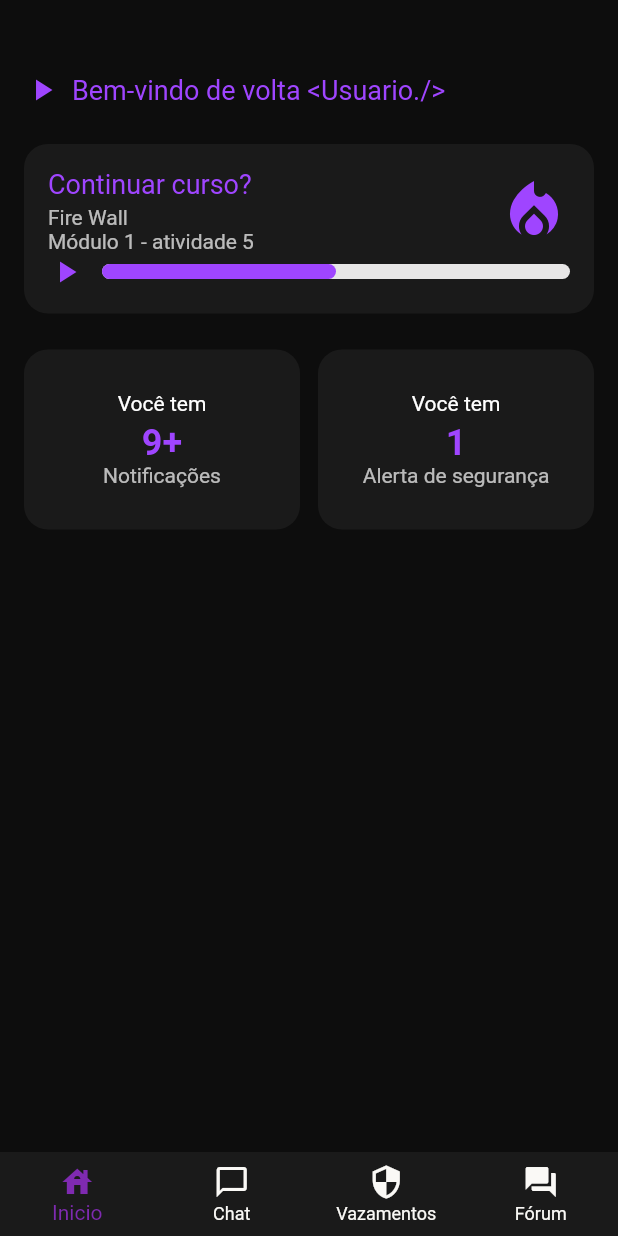
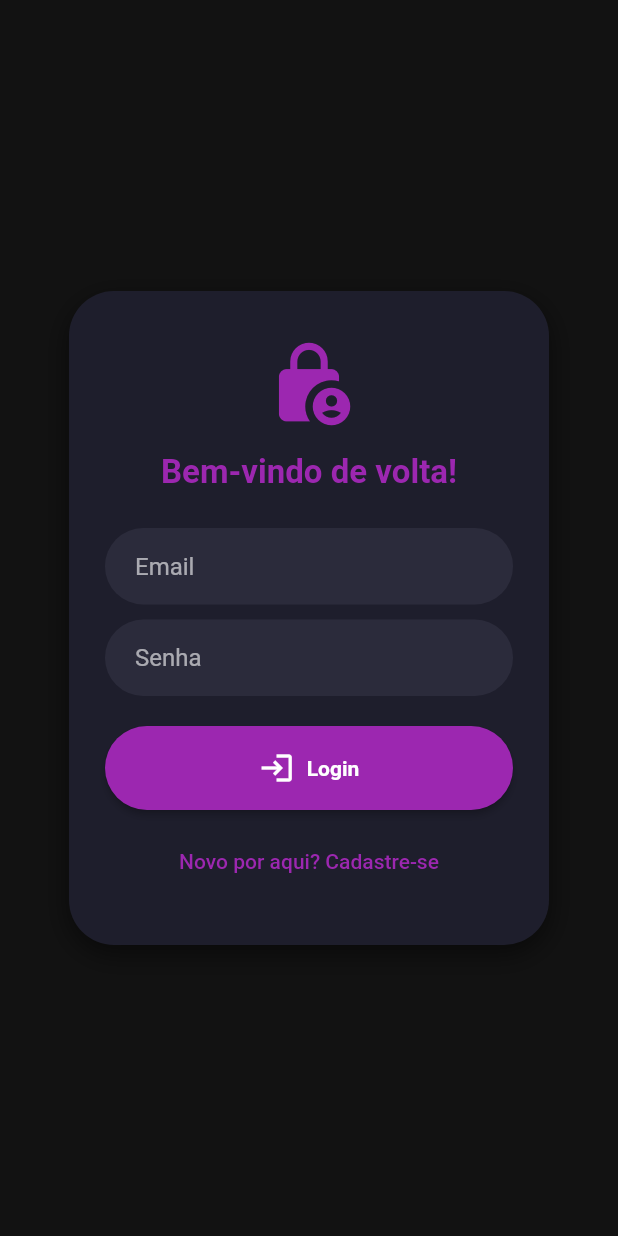
Before and after one commit to Lowpexay/chatbot_sec4you_dart_file_mode, a Flutter app: the screen it shows after launch, on a phone screen of 412 x 824 dp. Run offline on Flutter 3.47's test engine with Material 3 defaults, Android fonts, the phone set to English and light mode, and no system bars; our stand-ins replace cloud_firestore, firebase_auth, firebase_core, flutter_dotenv, image_picker, shared_preferences; accounts and stored records are empty; Roboto replaces fonts that are missing (JetBrainsMono).

Commit message:
Subindo telas de cadastro/login

```diff
--- /dev/null
+++ b/chatbot_sec4you/lib/auth_exception.dart
@@ -0,0 +1,4 @@
+class AuthException implements Exception {
+  final  String message;
+  AuthException(this.message);
+}
--- a/chatbot_sec4you/lib/chat_screen.dart
+++ b/chatbot_sec4you/lib/chat_screen.dart
@@ -2,7 +2,6 @@ import 'package:flutter/material.dart';
 import 'package:http/http.dart' as http;
 import 'dart:convert';
 import 'package:flutter_dotenv/flutter_dotenv.dart';
-import 'leak_check_screen.dart';
 
 class ChatScreen extends StatefulWidget {
   const ChatScreen({super.key, this.initialMessage});
--- /dev/null
+++ b/chatbot_sec4you/lib/login_page.dart
@@ -0,0 +1,172 @@
+import 'package:chatbot_sec4you/auth_exception.dart';
+import 'package:flutter/material.dart';
+import 'package:provider/provider.dart';
+import 'service/auth_service.dart';
+
+class LoginPage extends StatefulWidget {
+  const LoginPage({super.key});
+
+  @override
+  State<LoginPage> createState() => _LoginPageState();
+}
+
+class _LoginPageState extends State<LoginPage> {
+  final emailController = TextEditingController();
+  final senhaController = TextEditingController();
+  final nomeController = TextEditingController();
+  final sobrenomeController = TextEditingController();
+
+  bool isLogin = true;
+  String error = '';
+
+  final Color background = const Color(0xFF121212);
+  final Color cardColor = const Color(0xFF1E1E2C);
+  final Color purple = const Color(0xFF9C27B0);
+  final Color textColor = Colors.white70;
+
+  @override
+  Widget build(BuildContext context) {
+    final auth = Provider.of<AuthService>(context);
+
+    return Scaffold(
+      backgroundColor: background,
+      body: Center(
+        child: SingleChildScrollView(
+          child: Container(
+            width: 320,
+            padding: const EdgeInsets.symmetric(horizontal: 24, vertical: 32),
+            decoration: BoxDecoration(
+              color: cardColor,
+              borderRadius: BorderRadius.circular(30),
+              boxShadow: [
+                BoxShadow(
+                  color: Colors.black.withOpacity(0.5),
+                  blurRadius: 15,
+                  offset: const Offset(0, 6),
+                ),
+              ],
+            ),
+            child: Column(
+              mainAxisSize: MainAxisSize.min,
+              children: [
+                Icon(Icons.lock_person, color: purple, size: 60),
+                const SizedBox(height: 16),
+                Text(
+                  isLogin ? "Bem-vindo de volta!" : "Crie sua conta",
+                  style: TextStyle(
+                    fontSize: 22,
+                    fontWeight: FontWeight.bold,
+                    color: purple,
+                  ),
+                ),
+                const SizedBox(height: 24),
+                if (!isLogin) ...[
+                  _buildTextField("Nome", nomeController),
+                  const SizedBox(height: 10),
+                  _buildTextField("Sobrenome", sobrenomeController),
+                  const SizedBox(height: 10),
+                ],
+                _buildTextField("Email", emailController),
+                const SizedBox(height: 10),
+                _buildTextField("Senha", senhaController, obscure: true),
+                const SizedBox(height: 20),
+                SizedBox(
+                  width: double.infinity,
+                  child: ElevatedButton.icon(
+                    style: ElevatedButton.styleFrom(
+                      backgroundColor: purple,
+                      padding: const EdgeInsets.symmetric(vertical: 16),
+                      shape: RoundedRectangleBorder(
+                        borderRadius: BorderRadius.circular(30),
+                      ),
+                    ),
+                    onPressed: () async {
+                      String email = emailController.text.trim();
+                      String senha = senhaController.text;
+
+                      try {
+                        if (isLogin) {
+                          await auth.login(email, senha);
+                        } else {
+                          String nome = nomeController.text;
+                          String sobrenome = sobrenomeController.text;
+                          await auth.registrar(email, senha, nome, sobrenome);
+                        }
+                      } on AuthException catch (e) {
+                        setState(() {
+                          error = e.message;
+                        });
+                      } catch (_) {
+                        setState(() {
+                          error = 'Erro inesperado. Tente novamente.';
+                        });
+                      }
+                    },
+                    icon: Icon(
+                      isLogin ? Icons.login : Icons.person_add,
+                      color: Colors.white,
+                    ),
+                    label: Text(
+                      isLogin ? "Login" : "Cadastrar",
+                      style: const TextStyle(
+                        fontWeight: FontWeight.bold,
+                        color: Colors.white,
+                      ),
+                    ),
+                  ),
+                ),
+                const SizedBox(height: 10),
+                TextButton(
+                  onPressed: () {
+                    setState(() {
+                      isLogin = !isLogin;
+                      error = '';
+                    });
+                  },
+                  child: Text(
+                    isLogin
+                        ? 'Novo por aqui? Cadastre-se'
+                        : 'Já tem conta? Faça login',
+                    style: TextStyle(
+                      color: purple,
+                      fontWeight: FontWeight.w500,
+                    ),
+                  ),
+                ),
+                if (error.isNotEmpty)
+                  Padding(
+                    padding: const EdgeInsets.only(top: 10),
+                    child: Text(
+                      error,
+                      style: const TextStyle(color: Colors.redAccent),
+                    ),
+                  ),
+              ],
+            ),
+          ),
+        ),
+      ),
+    );
+  }
+
+  Widget _buildTextField(String label, TextEditingController controller,
+      {bool obscure = false}) {
+    return TextField(
+      controller: controller,
+      obscureText: obscure,
+      style: TextStyle(color: textColor),
+      decoration: InputDecoration(
+        hintText: label,
+        hintStyle: TextStyle(color: textColor.withOpacity(0.6)),
+        filled: true,
+        fillColor: const Color(0xFF2B2B3B),
+        border: OutlineInputBorder(
+          borderRadius: BorderRadius.circular(30),
+          borderSide: BorderSide.none,
+        ),
+        contentPadding:
+            const EdgeInsets.symmetric(horizontal: 20, vertical: 16),
+      ),
+    );
+  }
+}
--- a/chatbot_sec4you/lib/main.dart
+++ b/chatbot_sec4you/lib/main.dart
@@ -1,17 +1,41 @@
-import 'package:chatbot_sec4you/home_screen.dart';
 import 'package:flutter/material.dart';
-import 'package:flutter_dotenv/flutter_dotenv.dart';
+import 'package:firebase_core/firebase_core.dart';
+import 'package:provider/provider.dart';
+
+import 'service/auth_service.dart';
+import 'login_page.dart';
+import 'home_screen.dart';
 import 'chat_screen.dart';
 import 'leak_check_screen.dart';
-import 'local_data.dart';
 import 'boards_screen.dart';
-import 'board_screen.dart';
+
+class AuthCheck extends StatelessWidget {
+  const AuthCheck({super.key});
+
+  @override
+  Widget build(BuildContext context) {
+    final auth = Provider.of<AuthService>(context);
+
+    if (auth.isLoading) {
+      return const Scaffold(
+        body: Center(child: CircularProgressIndicator()),
+      );
+    }
+
+    return auth.usuario != null ? const MainNavigation() : const LoginPage();
+  }
+}
 
 void main() async {
   WidgetsFlutterBinding.ensureInitialized();
-  await dotenv.load();
-  await LocalData().init();
-  runApp(const Sec4YouApp());
+  await Firebase.initializeApp();
+
+  runApp(
+    ChangeNotifierProvider(
+      create: (_) => AuthService(),
+      child: const Sec4YouApp(),
+    ),
+  );
 }
 
 class Sec4YouApp extends StatelessWidget {
@@ -42,7 +66,7 @@ class Sec4YouApp extends StatelessWidget {
         ),
         fontFamily: 'JetBrainsMono',
       ),
-      home: const MainNavigation(),
+      home: const AuthCheck(),
       debugShowCheckedModeBanner: false,
     );
   }
@@ -59,11 +83,15 @@ class _MainNavigationState extends State<MainNavigation> {
   int _selectedIndex = 0;
   String _autoMessage = '';
 
-  void _onTabTapped(int index) {
-    setState(() {
-      _selectedIndex = index;
-      _autoMessage = '';
-    });
+  void _onTabTapped(int index) async {
+    if (index == 4) {
+      await Provider.of<AuthService>(context, listen: false).logout();
+    } else {
+      setState(() {
+        _selectedIndex = index;
+        _autoMessage = '';
+      });
+    }
   }
 
   void _changeTab(int index, String autoMsg) {
@@ -80,6 +108,7 @@ class _MainNavigationState extends State<MainNavigation> {
       ChatScreen(initialMessage: _autoMessage),
       LeakCheckerScreen(changeTab: _changeTab),
       BoardsScreen(),
+      Container(), // Aba vazia para logout
     ];
 
     return Scaffold(
@@ -104,6 +133,10 @@ class _MainNavigationState extends State<MainNavigation> {
             icon: Icon(Icons.forum),
             label: 'Fórum',
           ),
+          BottomNavigationBarItem(
+            icon: Icon(Icons.logout),
+            label: 'Sair',
+          ),
         ],
       ),
     );
--- /dev/null
+++ b/chatbot_sec4you/lib/service/auth_service.dart
@@ -0,0 +1,65 @@
+import 'package:chatbot_sec4you/auth_exception.dart';
+import 'package:firebase_auth/firebase_auth.dart';
+import 'package:cloud_firestore/cloud_firestore.dart';
+import 'package:flutter/material.dart';
+
+class AuthService with ChangeNotifier {
+  final FirebaseAuth _auth = FirebaseAuth.instance;
+
+  User? usuario;
+  bool isLoading = true;
+
+  AuthService() {
+    _authCheck();
+  }
+
+  void _authCheck() {
+    _auth.authStateChanges().listen((User? user) {
+      usuario = user;
+      isLoading = false;
+      notifyListeners();
+    });
+  }
+
+  Future<void> registrar(String email, String senha, String nome, String sobrenome) async {
+    try {
+      UserCredential userCredential = await _auth.createUserWithEmailAndPassword(
+        email: email,
+        password: senha,
+      );
+
+      await FirebaseFirestore.instance.collection('usuarios').doc(userCredential.user!.uid).set({
+        'nome': nome,
+        'sobrenome': sobrenome,
+        'email': email,
+        'criadoEm': FieldValue.serverTimestamp(),
+      });
+    } on FirebaseAuthException catch (e) {
+      if (e.code == 'weak-password') {
+        throw AuthException('A senha é muito fraca!');
+      } else if (e.code == 'email-already-in-use') {
+        throw AuthException('Este email já está cadastrado');
+      } else {
+        throw AuthException('Erro ao registrar: ${e.message}');
+      }
+    }
+  }
+
+  Future<void> login(String email, String senha) async {
+    try {
+      await _auth.signInWithEmailAndPassword(email: email, password: senha);
+    } on FirebaseAuthException catch (e) {
+      if (e.code == 'user-not-found') {
+        throw AuthException('Email não encontrado. Cadastre-se.');
+      } else if (e.code == 'wrong-password') {
+        throw AuthException('Senha incorreta. Tente novamente');
+      } else {
+        throw AuthException('Erro ao logar: ${e.message}');
+      }
+    }
+  }
+
+  Future<void> logout() async {
+    await _auth.signOut();
+  }
+}
--- a/chatbot_sec4you/pubspec.yaml
+++ b/chatbot_sec4you/pubspec.yaml
@@ -39,6 +39,11 @@ dependencies:
   langchain_google: ^0.6.4+2
   shared_preferences: ^2.2.2
   image_picker: ^1.0.7
+  firebase_core: ^2.27.0
+  firebase_auth: ^4.16.0
+  provider: ^6.1.2
+  firebase_storage: ^11.6.5
+  cloud_firestore: ^4.15.8
 
 
 dev_dependencies:
```
Also changed, not shown: chatbot_sec4you/lib/home_screen.dart (+52 -12 lines), chatbot_sec4you/lib/theme_provider.dart (added, +14 -0 lines), chatbot_sec4you/assets/logo.png (added), chatbot_sec4you/pubspec.lock, 6 other files.
